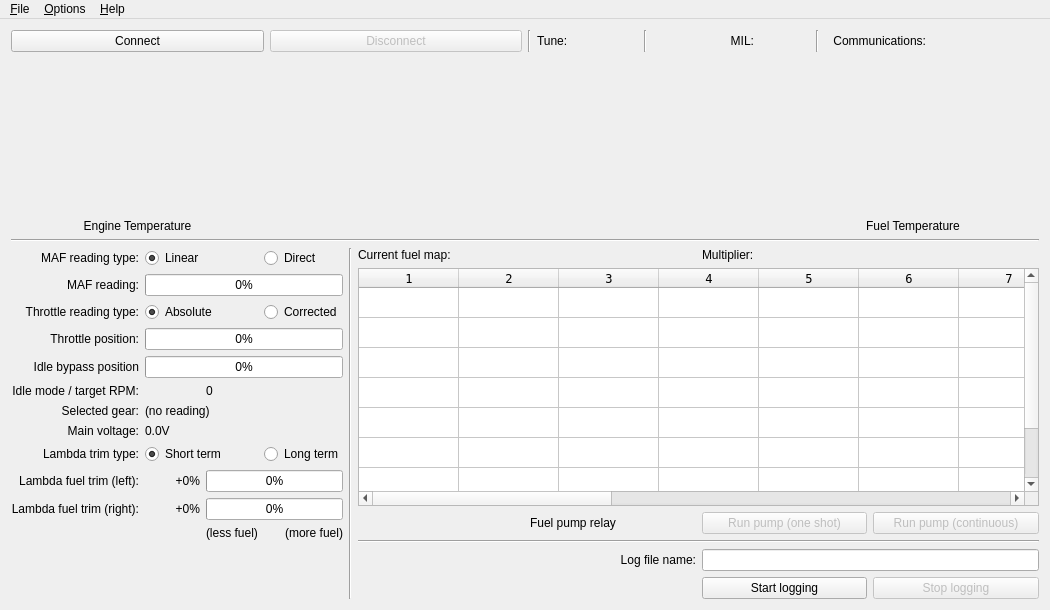
Before: the Qt Designer form mainwindow.ui in colinbourassa/rovergauge, drawn with Qt 5.
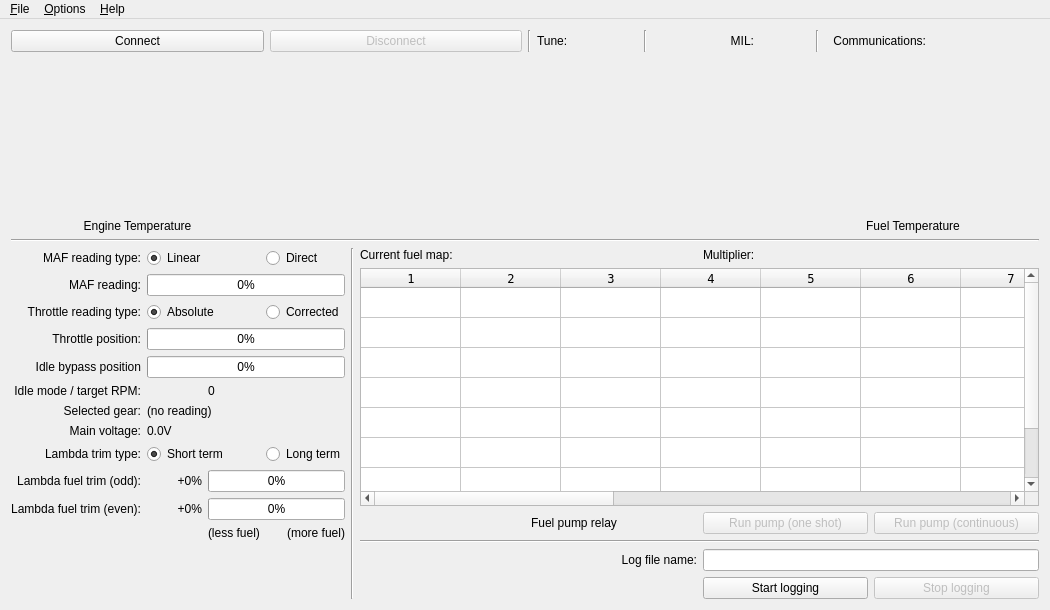
After: the same form once the commit is applied. Custom widgets are drawn as their Qt base class.

Commit message: Rename left/right banks to odd/even and fix lambda trim bank swap issue

```diff
--- a/mainwindow.ui
+++ b/mainwindow.ui
@@ -381,7 +381,7 @@
           <item row="9" column="0">
            <widget class="QLabel" name="m_leftFuelTrimLabel">
             <property name="text">
-             <string>Lambda fuel trim (left):</string>
+             <string>Lambda fuel trim (odd):</string>
             </property>
             <property name="alignment">
              <set>Qt::AlignRight|Qt::AlignTrailing|Qt::AlignVCenter</set>
@@ -414,7 +414,7 @@
           <item row="10" column="0">
            <widget class="QLabel" name="m_rightFuelTrimLabel">
             <property name="text">
-             <string>Lambda fuel trim (right):</string>
+             <string>Lambda fuel trim (even):</string>
             </property>
             <property name="alignment">
              <set>Qt::AlignRight|Qt::AlignTrailing|Qt::AlignVCenter</set>
```
Left out of the diff: 12 changed lines with no effect on the pictures. The commit also changes 11 other files.
